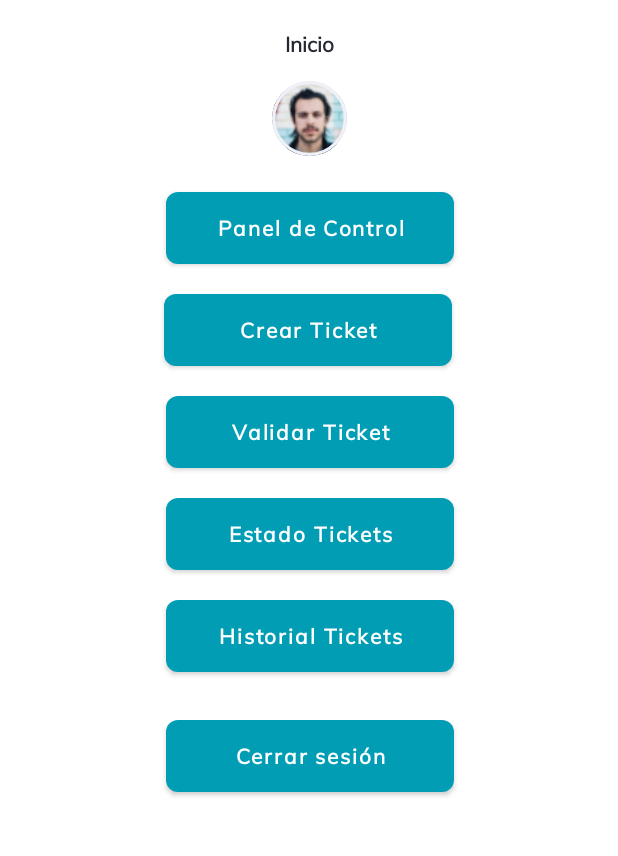
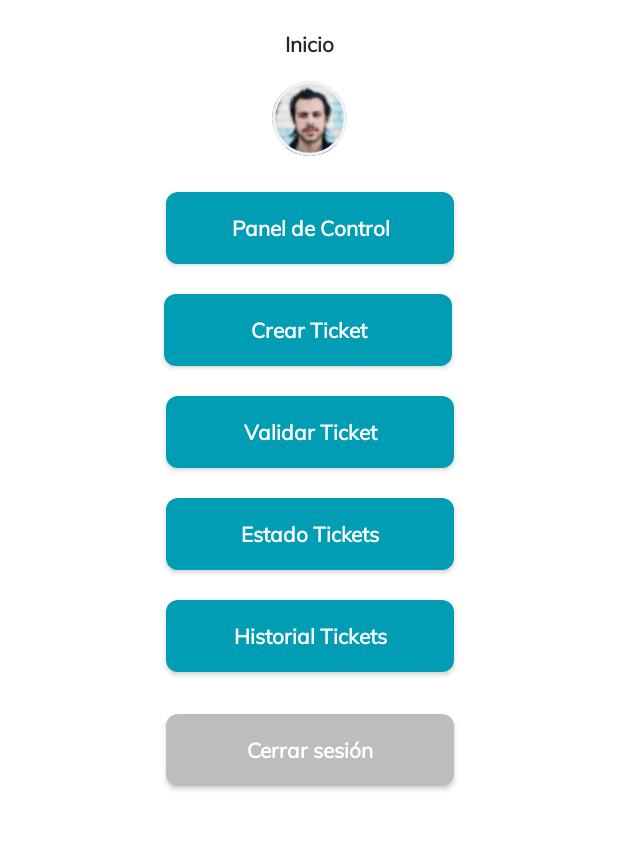
Before and after one commit to asorrochel/SGI_Android, an Android app: the inicioTutoresMnt screen opened directly, with no data from a screen before it, on a phone screen of 412 x 824 dp, the part 153-1009 px from its top. Run offline under Robolectric (Android 15) with nearby library versions, the phone set to English and light mode, and no system bars.

Commit message:
implementacion crear ticket imagen Material Design | Botones fixedados a AppCompatButton

```diff
--- a/app/src/main/AndroidManifest.xml
+++ b/app/src/main/AndroidManifest.xml
@@ -10,7 +10,7 @@
             android:name=".ajustesActivity"
             android:exported="false" />
         <activity
-            android:name=".crearTicketImgActivity"
+            android:name=".registro"
             android:exported="false" />
         <activity
             android:name=".inicioProfesorAlumno"
@@ -28,7 +28,7 @@
             android:name=".login"
             android:exported="false" />
         <activity
-            android:name=".registro"
+            android:name=".crearTicketImgActivity"
             android:configChanges="orientation|keyboardHidden|screenSize"
             android:exported="true"
             android:label="@string/app_name">
--- a/app/src/main/res/layout/activity_ajustes.xml
+++ b/app/src/main/res/layout/activity_ajustes.xml
@@ -200,7 +200,7 @@
             app:layout_constraintStart_toStartOf="parent"
             app:layout_constraintTop_toBottomOf="@+id/ajustes_confirmar_contraseña" />
 
-        <Button
+        <androidx.appcompat.widget.AppCompatButton
             android:id="@+id/ajustes_btn_guardar"
             android:layout_width="192dp"
             android:layout_height="48dp"
--- a/app/src/main/res/layout/activity_inicio_profesor_alumno.xml
+++ b/app/src/main/res/layout/activity_inicio_profesor_alumno.xml
@@ -57,7 +57,7 @@
         tools:layout_editor_absoluteX="1dp"
         tools:layout_editor_absoluteY="-9dp">
 
-        <Button
+        <androidx.appcompat.widget.AppCompatButton
             android:id="@+id/inicio_profesor_alumno_estado_ticket"
             android:layout_width="192dp"
             android:layout_height="48dp"
@@ -78,7 +78,7 @@
             app:layout_constraintStart_toStartOf="parent"
             app:layout_constraintTop_toBottomOf="@+id/inicio_profesor_alumno_crear_ticket" />
 
-        <Button
+        <androidx.appcompat.widget.AppCompatButton
             android:id="@+id/inicio_profesor_alumno_crear_ticket"
             android:layout_width="192dp"
             android:layout_height="48dp"
@@ -99,7 +99,7 @@
             app:layout_constraintStart_toStartOf="parent"
             app:layout_constraintTop_toTopOf="parent" />
 
-        <Button
+        <androidx.appcompat.widget.AppCompatButton
             android:id="@+id/inicio_profesor_alumno_cerrar_sesion"
             android:layout_width="192dp"
             android:layout_height="48dp"
--- a/app/src/main/res/layout/activity_inicio_tutores_mnt.xml
+++ b/app/src/main/res/layout/activity_inicio_tutores_mnt.xml
@@ -55,7 +55,7 @@
         android:layout_width="match_parent"
         android:layout_height="match_parent">
 
-        <Button
+        <androidx.appcompat.widget.AppCompatButton
             android:id="@+id/inicio_tutores_mnt_btn_panel"
             android:layout_width="192dp"
             android:layout_height="48dp"
@@ -76,7 +76,7 @@
             app:layout_constraintTop_toTopOf="parent"
             android:textAllCaps="false"/>
 
-        <Button
+        <androidx.appcompat.widget.AppCompatButton
             android:id="@+id/inicio_tutores_mnt_btn_historial_ticket"
             android:layout_width="192dp"
             android:layout_height="48dp"
@@ -97,7 +97,7 @@
             app:layout_constraintTop_toTopOf="parent"
             android:textAllCaps="false"/>
 
-        <Button
+        <androidx.appcompat.widget.AppCompatButton
             android:id="@+id/inicio_tutores_mnt_btn_estado_ticket"
             android:layout_width="192dp"
             android:layout_height="48dp"
@@ -118,7 +118,7 @@
             app:layout_constraintTop_toTopOf="parent"
             android:textAllCaps="false"/>
 
-        <Button
+        <androidx.appcompat.widget.AppCompatButton
             android:id="@+id/inicio_tutores_mnt_btn_validar_ticket"
             android:layout_width="192dp"
             android:layout_height="48dp"
@@ -139,7 +139,7 @@
             app:layout_constraintTop_toTopOf="parent"
             android:textAllCaps="false"/>
 
-        <Button
+        <androidx.appcompat.widget.AppCompatButton
             android:id="@+id/inicio_tutores_mnt_btn_crear_ticket"
             android:layout_width="192dp"
             android:layout_height="48dp"
@@ -160,26 +160,25 @@
             app:layout_constraintTop_toTopOf="parent"
             android:textAllCaps="false"/>
 
-        <Button
+        <androidx.appcompat.widget.AppCompatButton
             android:id="@+id/inicio_tutores_mnt_btn_cerrar_sesion"
             android:layout_width="192dp"
             android:layout_height="48dp"
             android:layout_gravity="center_horizontal|center"
-            android:layout_marginStart="109dp"
-            android:layout_marginTop="376dp"
-            android:layout_marginEnd="109dp"
+            android:layout_marginTop="372dp"
             android:background="@drawable/btn_gris"
             android:fontFamily="@font/mulish_ergular"
             android:gravity="center"
             android:text="@string/inicio_cerrar_sesion"
+            android:textAllCaps="false"
             android:textColor="@color/white"
             android:textSize="14sp"
             android:textStyle="bold"
+
             app:layout_constraintEnd_toEndOf="parent"
-            app:layout_constraintHorizontal_bias="1.0"
+            app:layout_constraintHorizontal_bias="0.502"
             app:layout_constraintStart_toStartOf="parent"
-            app:layout_constraintTop_toTopOf="parent"
-            android:textAllCaps="false"/>
+            app:layout_constraintTop_toTopOf="parent" />
 
     </androidx.constraintlayout.widget.ConstraintLayout>
 
--- a/app/src/main/res/layout/activity_login.xml
+++ b/app/src/main/res/layout/activity_login.xml
@@ -10,7 +10,7 @@
     <ImageView
         android:id="@+id/login_logo_comercio"
         android:layout_width="match_parent"
-        android:layout_height="wrap_content"
+        android:layout_height="73dp"
         android:layout_marginLeft="75dp"
         android:layout_marginTop="50dp"
         android:layout_marginRight="75dp"
@@ -142,7 +142,7 @@
             app:layout_constraintTop_toTopOf="parent" />
     </androidx.constraintlayout.widget.ConstraintLayout>
     <!-- Login Boton Acceder -->
-    <Button
+    <androidx.appcompat.widget.AppCompatButton
         android:id="@+id/login_btn_acceder"
         android:layout_width="296dp"
         android:layout_height="48dp"
--- a/app/src/main/res/layout/activity_registro.xml
+++ b/app/src/main/res/layout/activity_registro.xml
@@ -10,7 +10,7 @@
     <ImageView
         android:id="@+id/registro_logo_comercio"
         android:layout_width="match_parent"
-        android:layout_height="wrap_content"
+        android:layout_height="73dp"
         android:layout_marginLeft="75dp"
         android:layout_marginTop="50dp"
         android:layout_marginRight="75dp"
@@ -151,7 +151,7 @@
         </com.google.android.material.textfield.TextInputLayout>
     </androidx.constraintlayout.widget.ConstraintLayout>
     <!-- Registro Boton Registrar -->
-    <Button
+    <androidx.appcompat.widget.AppCompatButton
         android:id="@+id/registro_btn_registrar"
         android:layout_width="296dp"
         android:layout_height="48dp"
--- a/app/src/main/res/values/themes.xml
+++ b/app/src/main/res/values/themes.xml
@@ -12,6 +12,5 @@
         <!-- Status bar color. -->
         <item name="android:statusBarColor" tools:targetApi="l">?attr/colorPrimaryVariant</item>
         <!-- Customize your theme here. -->
-
     </style>
 </resources>
```
Also changed, not shown: app/src/main/java/com/example/sgi/crearTicketImgActivity.java (+11 -18 lines), app/src/main/res/layout/activity_crear_ticket_img.xml (+55 -43 lines), app/src/main/res/layout/activity_inicio_profesores_mnt.xml (+4 -4 lines), app/src/main/res/layout/activity_inicio_tutores.xml (+4 -4 lines), app/src/main/res/layout/dropdowm_item.xml (added, +11 -0 lines), app/src/main/res/values/strings.xml (+2 -14 lines).
